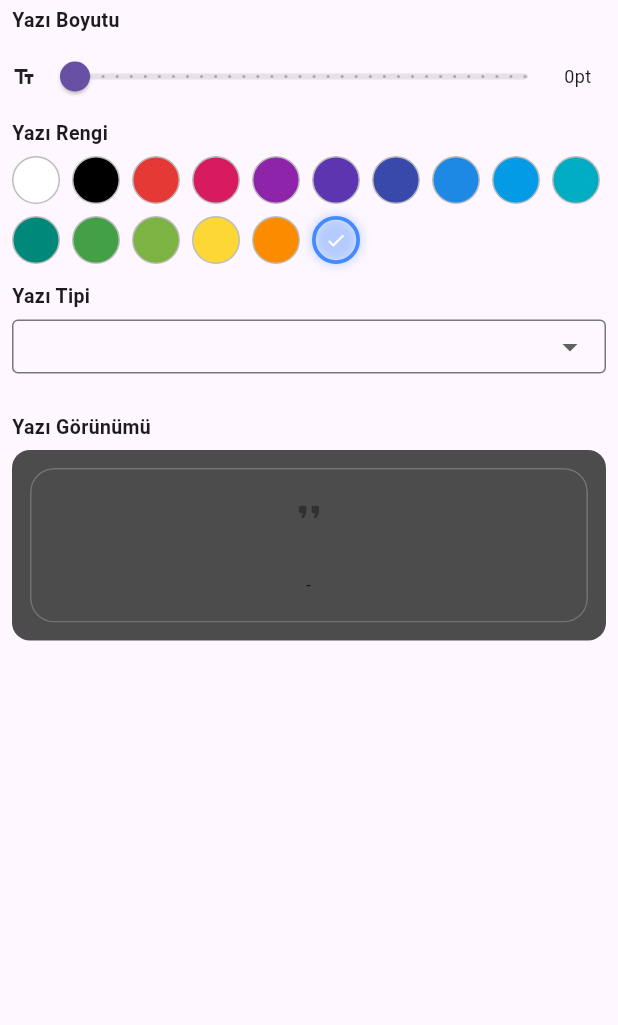
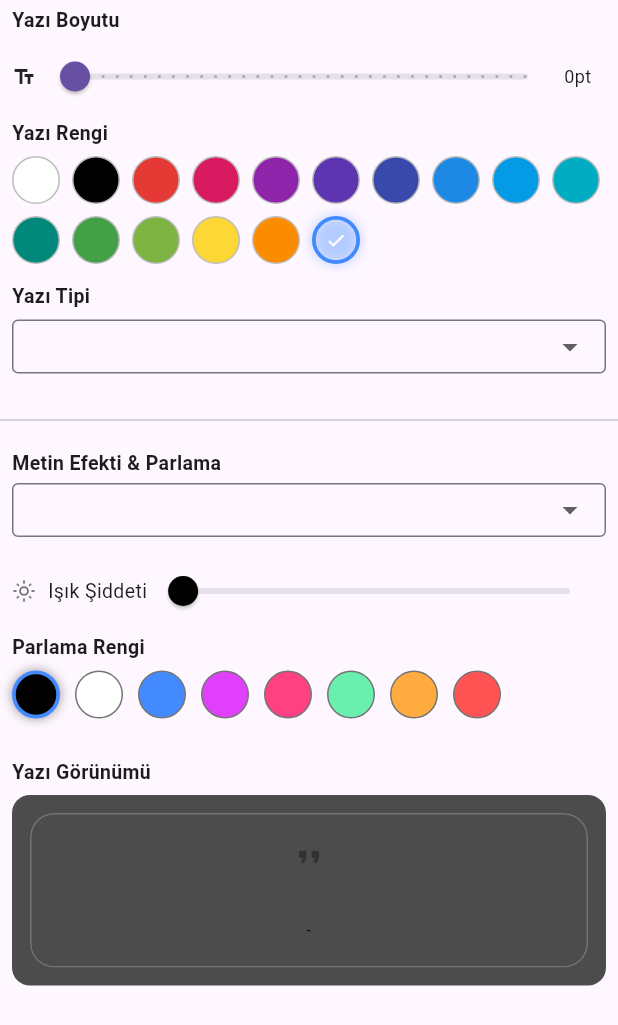
Before and after one commit to tuievolution/tuievolution_motivmate, a Flutter app: the TextSettingsEditor widget shown alone on an empty page, opened directly with empty values, on a phone screen of 412 x 824 dp. Shown: the top 1025 px of the screen. Run offline on Flutter 3.47's test engine with Material 3 defaults, Android fonts, the phone set to English and light mode, and no system bars; our stand-ins replace cached_network_image, connectivity_plus, flutter_cache_manager, flutter_colorpicker, flutter_local_notifications, flutter_timezone and 7 more; missing offline and left inert: gal; accounts and stored records are empty.

Commit message:
adding text effect

```diff
--- a/motivmate_muse/lib/widgets/editing_drawer.dart
+++ b/motivmate_muse/lib/widgets/editing_drawer.dart
@@ -577,6 +577,114 @@ class _TextSettingsEditorState extends State<TextSettingsEditor> {
           ),
         ),
 
+        // ── METİN EFEKTİ VE PARLAMA BÖLÜMÜ BAŞLANGICI ──
+        const SizedBox(height: 16),
+        const Divider(height: 30),
+        Padding(
+          padding: const EdgeInsets.symmetric(horizontal: 8, vertical: 4),
+          child: Text(
+            _l('Metin Efekti & Parlama', 'Text Effect & Glow'),
+            style: const TextStyle(fontSize: 13, fontWeight: FontWeight.w600),
+          ),
+        ),
+        Padding(
+          padding: const EdgeInsets.symmetric(horizontal: 8),
+          child: DropdownButtonFormField<String>(
+            initialValue: _draft.textEffectId, // FIXED: Using initialValue here as well
+            isExpanded: true,
+            decoration: const InputDecoration(
+              contentPadding: EdgeInsets.symmetric(horizontal: 10, vertical: 6),
+              border: OutlineInputBorder(),
+              isDense: true,
+            ),
+            items: [
+              DropdownMenuItem(value: 'none', child: Text(_l('Efekt Yok', 'No Effect'))),
+              DropdownMenuItem(value: 'shadow_soft', child: Text(_l('Yumuşak Gölge', 'Soft Shadow'))),
+              DropdownMenuItem(value: 'neon', child: Text(_l('Neon Parlama', 'Neon Glow'))),
+              DropdownMenuItem(value: 'cloud', child: Text(_l('Bulut (Geniş Işık)', 'Cloud Glow'))),
+              DropdownMenuItem(value: 'emboss', child: Text(_l('Kabarık (Emboss)', 'Emboss'))),
+            ],
+            onChanged: (v) {
+              if (v == null) return;
+              _notify(_draft.copyWith(textEffectId: v));
+            },
+          ),
+        ),
+
+        if (_draft.textEffectId != 'none') ...[
+          const SizedBox(height: 12),
+          Padding(
+            padding: const EdgeInsets.symmetric(horizontal: 8),
+            child: Row(
+              children: [
+                Icon(Icons.light_mode_outlined, size: 16, color: Theme.of(context).colorScheme.onSurface.withValues(alpha: 0.6)),
+                const SizedBox(width: 8),
+                Text(_l('Işık Şiddeti', 'Glow Intensity'), style: const TextStyle(fontSize: 13)),
+                Expanded(
+                  child: Slider(
+                    value: Color(_draft.effectColorValue).a.clamp(0.1, 1.0),
+                    min: 0.1,
+                    max: 1.0,
+                    activeColor: Color(_draft.effectColorValue).withValues(alpha: 1.0),
+                    onChanged: (val) {
+                      final currentColor = Color(_draft.effectColorValue);
+                      _notify(_draft.copyWith(
+                        effectColorValue: currentColor.withValues(alpha: val).toARGB32(), // FIXED: Using toARGB32()
+                      ));
+                    },
+                  ),
+                ),
+              ],
+            ),
+          ),
+          Padding(
+            padding: const EdgeInsets.fromLTRB(8, 4, 8, 6),
+            child: Text(
+              _l('Parlama Rengi', 'Glow Color'),
+              style: const TextStyle(fontSize: 13, fontWeight: FontWeight.w600),
+            ),
+          ),
+          SingleChildScrollView(
+            scrollDirection: Axis.horizontal,
+            padding: const EdgeInsets.symmetric(horizontal: 8),
+            child: Row(
+              children: [
+                Colors.black, Colors.white,
+                Colors.blueAccent, Colors.purpleAccent,
+                Colors.pinkAccent, Colors.greenAccent,
+                Colors.orangeAccent, Colors.redAccent,
+              ].map((color) {
+                final isSelected = Color(_draft.effectColorValue).withValues(alpha: 1.0) == color;
+                return GestureDetector(
+                  onTap: () {
+                    final currentAlpha = Color(_draft.effectColorValue).a;
+                    _notify(_draft.copyWith(
+                      effectColorValue: color.withValues(alpha: currentAlpha).toARGB32(), // FIXED: Using toARGB32()
+                    ));
+                  },
+                  child: Container(
+                    margin: const EdgeInsets.only(right: 10),
+                    width: 32,
+                    height: 32,
+                    decoration: BoxDecoration(
+                      color: color,
+                      shape: BoxShape.circle,
+                      border: Border.all(
+                        color: isSelected ? Colors.blueAccent : Colors.grey.shade600,
+                        width: isSelected ? 2.5 : 1.0,
+                      ),
+                      boxShadow: isSelected ? [
+                        BoxShadow(color: color.withValues(alpha: 0.4), blurRadius: 6)
+                      ] : null,
+                    ),
+                  ),
+                );
+              }).toList(),
+            ),
+          ),
+        ],
+        // ── BİTİŞ ──
+
         const SizedBox(height: 20),
 
         Padding(
@@ -601,6 +709,8 @@ class _TextSettingsEditorState extends State<TextSettingsEditor> {
             opacity: _draft.cardOpacity,
             fontSize: _draft.fontSize,
             fontFamily: _draft.fontFamily,
+            textEffectId: _draft.textEffectId,
+            effectColor: Color(_draft.effectColorValue),
           ),
         ),
         const SizedBox(height: 20),
```
